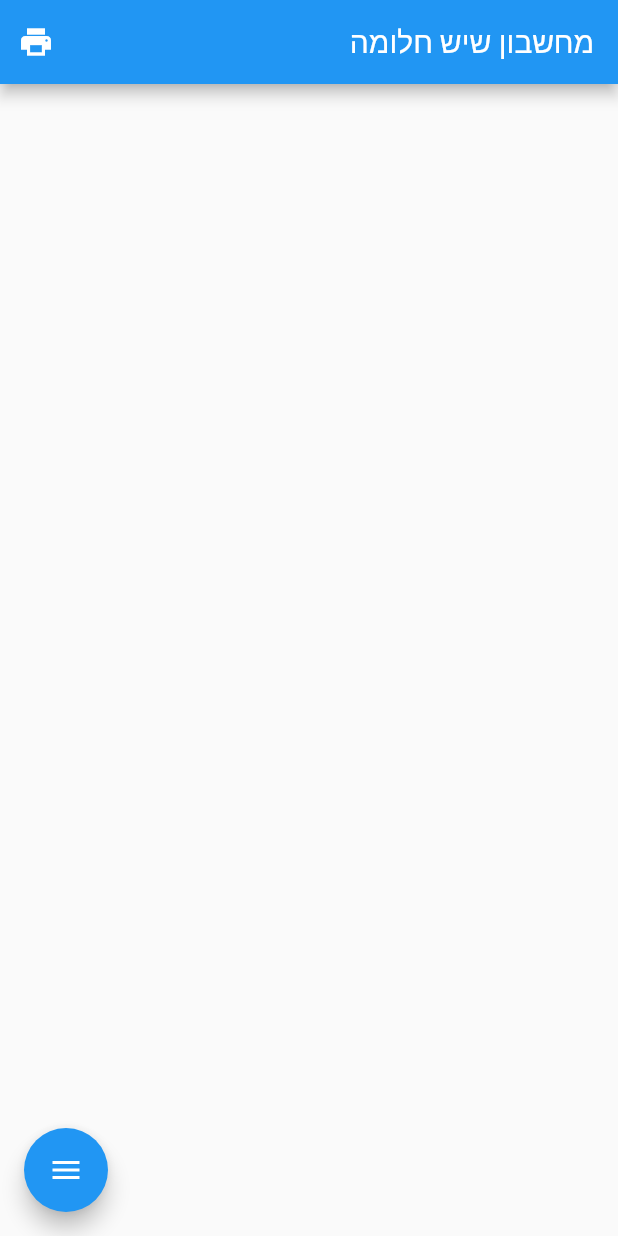
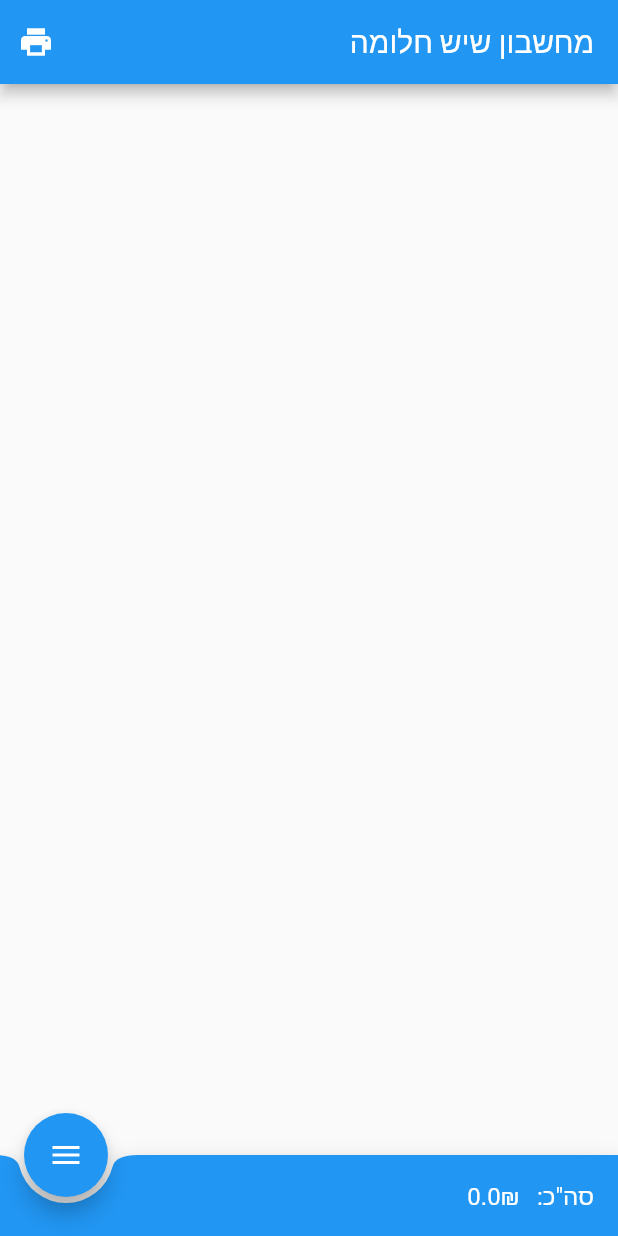
Before and after one commit to afiefh/marble, a Flutter app: the screen it shows after launch, on a phone screen of 412 x 824 dp. Run offline on Flutter 3.47's test engine with Material 2 defaults, Android fonts, the light colour scheme and no system bars; drawn by our look-alikes of flutter_speed_dial; our stand-ins replace pdf, printing.

Commit message:
Add total to the main page

```diff
--- a/lib/main.dart
+++ b/lib/main.dart
@@ -112,32 +112,32 @@ class _MyHomePageState extends State<MyHomePage> {
     return item.displayWidget(context, buttons);
   }
 
+  double _priceTotal() {
+    return items
+        .map((e) => e.price())
+        .fold(0, (value, element) => value + element);
+  }
+
   Future<Uint8List> generateInvoice(PdfPageFormat pageFormat) async {
     final font = await PdfGoogleFonts.openSansLight();
     final invoice = Invoice(
-    invoiceNumber: '982347',
         products: items,
-    customerName: 'Abraham Swearegin',
-    customerAddress: '54 rue de Rivoli\n75001 Paris, France',
-    paymentInfo:
-        '4509 Wiseman Street\nKnoxville, Tennessee(TN), 37929\n865-372-0425',
-    tax: .15,
         baseColor: PdfColors.teal,
         accentColor: PdfColors.blueGrey900,
-    font: font
-  );
+        font: font);
     return invoice.buildPdf(pageFormat);
   }
 
-
   Future<void> _generatePdf() async {
     await Printing.layoutPdf(
-        onLayout: (PdfPageFormat pageFormat) async => await generateInvoice(pageFormat));
+        onLayout: (PdfPageFormat pageFormat) async =>
+            await generateInvoice(pageFormat));
   }
 
   @override
   Widget build(BuildContext context) {
     return Scaffold(
+      floatingActionButtonLocation: FloatingActionButtonLocation.endDocked,
       appBar: AppBar(
         title: Text(widget.title),
         actions: [
@@ -148,6 +148,21 @@ Future<Uint8List> generateInvoice(PdfPageFormat pageFormat) async {
             },
           ),
         ],
+      ),
+      bottomNavigationBar: BottomAppBar(
+        shape: const CircularNotchedRectangle(),
+        color: Theme.of(context).colorScheme.primary,
+        child: Padding(
+          padding: const EdgeInsets.all(16.0),
+          child: Row(
+            children: [
+              Text(
+                'סה"כ:   ${_priceTotal()}₪',
+                style: const TextStyle(color: Colors.white, fontSize: 16),
+              ),
+            ],
+          ),
+        ),
       ),
       body: Center(
         child: Column(
```
Also changed, not shown: lib/invoice.dart (+1 -13 lines). Lines whose indentation alone changed are shown as unchanged.
